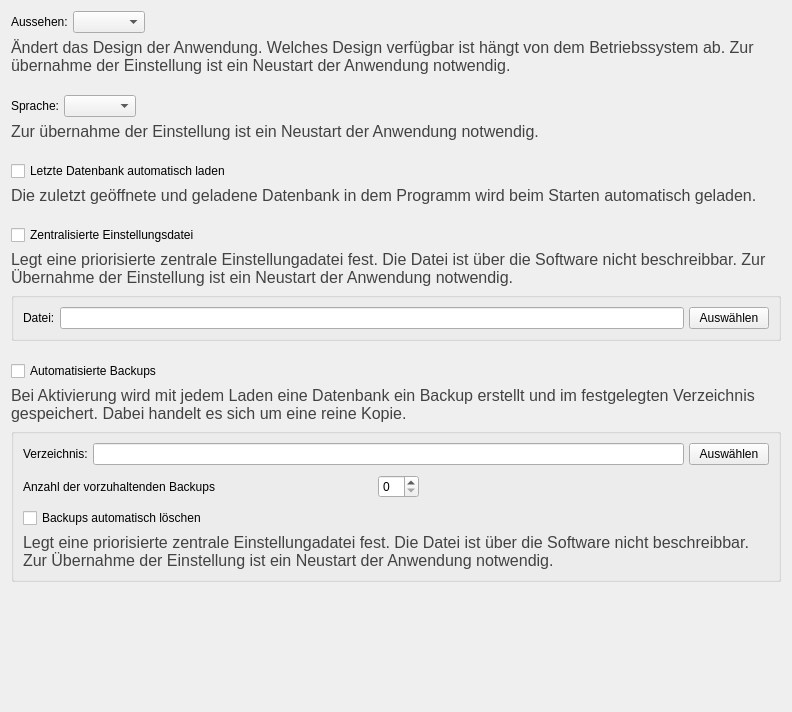
The window that ui/qmgeneralsettingswidget.ui (Christian-Kr/QualificationMatrix) describes before a commit, drawn with Qt 5.
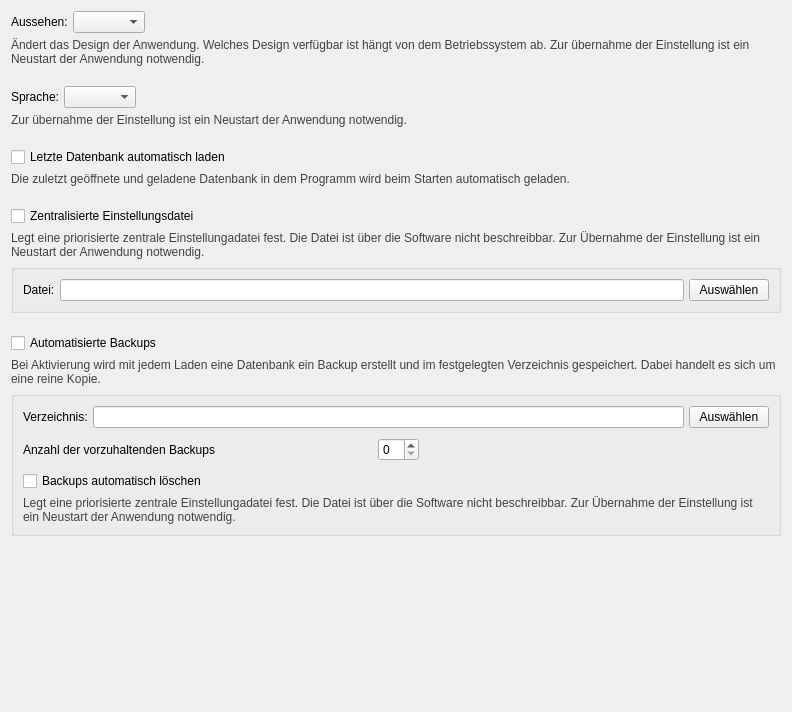
The same window after the commit.

```diff
--- a/ui/qmgeneralsettingswidget.ui
+++ b/ui/qmgeneralsettingswidget.ui
@@ -68,7 +68,7 @@
       <widget class="QLabel" name="label">
        <property name="font">
         <font>
-         <pointsize>12</pointsize>
+         <pointsize>9</pointsize>
         </font>
        </property>
        <property name="text">
@@ -132,7 +132,7 @@
       <widget class="QLabel" name="label_6">
        <property name="font">
         <font>
-         <pointsize>12</pointsize>
+         <pointsize>9</pointsize>
         </font>
        </property>
        <property name="text">
@@ -161,7 +161,7 @@
       <widget class="QLabel" name="label_5">
        <property name="font">
         <font>
-         <pointsize>12</pointsize>
+         <pointsize>9</pointsize>
         </font>
        </property>
        <property name="text">
@@ -190,7 +190,7 @@
       <widget class="QLabel" name="label_7">
        <property name="font">
         <font>
-         <pointsize>12</pointsize>
+         <pointsize>9</pointsize>
         </font>
        </property>
        <property name="text">
@@ -273,7 +273,7 @@
        </property>
        <property name="font">
         <font>
-         <pointsize>12</pointsize>
+         <pointsize>9</pointsize>
         </font>
        </property>
        <property name="text">
@@ -309,7 +309,7 @@
            <widget class="QLabel" name="label_9">
             <property name="font">
              <font>
-              <pointsize>12</pointsize>
+              <pointsize>9</pointsize>
              </font>
             </property>
             <property name="text">
```
